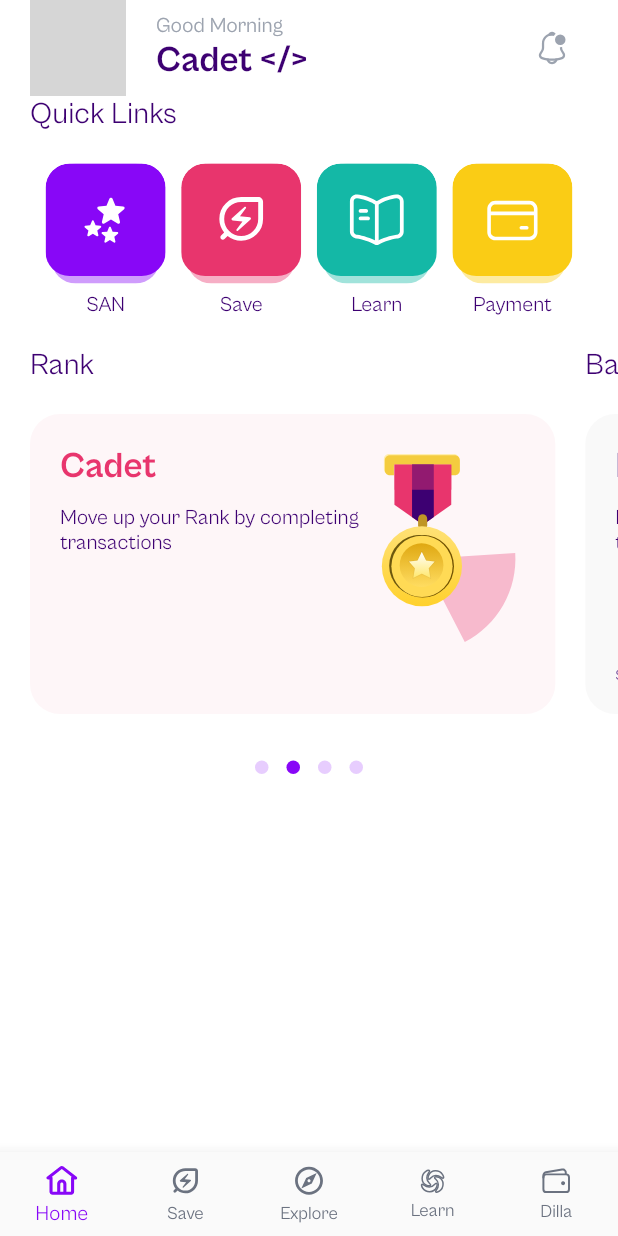
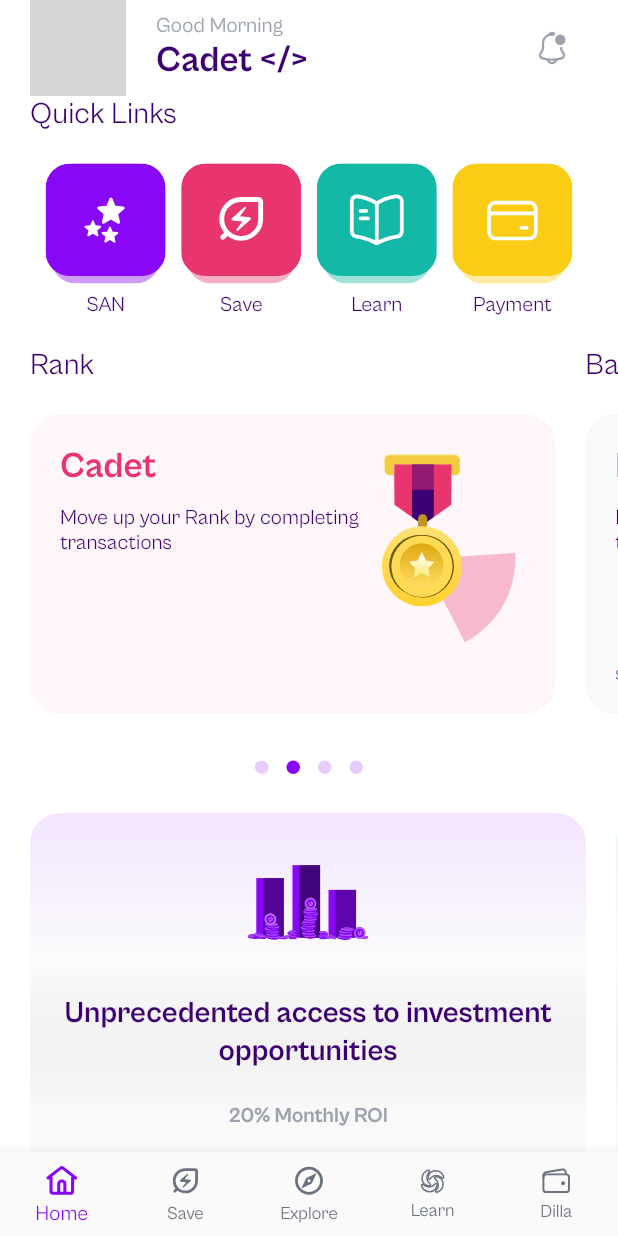
Before and after one commit to faithomotoso/stackivy_ardilla, a Flutter app: the Dashboard screen opened by its route, on a phone screen of 412 x 824 dp. Run offline on Flutter 3.47's test engine with Material 2 defaults, Android fonts, the phone set to English and light mode, and no system bars; drawn by our look-alikes of dots_indicator, flutter_slider_drawer; our stand-ins replace cached_network_image, email_validator, flutter_svg, visibility_detector; missing offline and left inert: open_mail_app; accounts and stored records are empty; network calls fail; grey boxes are pictures that could not be loaded.

Commit message:
Added investment section

```diff
--- a/lib/ui/pages/dashboard/dashboard.dart
+++ b/lib/ui/pages/dashboard/dashboard.dart
@@ -8,6 +8,7 @@ import 'package:stackivy_ardilla/ui/utils/utils.dart';
 import 'package:stackivy_ardilla/ui/widgets/dashboard_header.dart';
 import 'package:stackivy_ardilla/ui/widgets/drawer.dart';
 import 'package:stackivy_ardilla/ui/widgets/extra_features_section.dart';
+import 'package:stackivy_ardilla/ui/widgets/investment_section.dart';
 import 'package:stackivy_ardilla/ui/widgets/quick_links_section.dart';
 
 class Dashboard extends StatefulWidget {
@@ -105,7 +106,9 @@ class _DashboardState extends State<Dashboard> {
                       SizedBox(
                         height: 20,
                       ),
-                      ExtraFeaturesSection()
+                      ExtraFeaturesSection(),
+                      SizedBox(height: 20,),
+                      InvestmentSection()
                     ],
                   ))
                 ],
--- a/lib/ui/utils/colors.dart
+++ b/lib/ui/utils/colors.dart
@@ -16,4 +16,7 @@ class AppColors {
   static const Color cF9F9F9 = Color(0xFFF9F9F9);
   static const Color cF0F0FF = Color(0xFFF0F0FF);
   static const Color c8E15F8 = Color(0xFF8E15F8);
+  static const Color cD9D9D9 = Color(0xFFD9D9D9);
+  static const Color c10B981 = Color(0xFF10B981);
+  static const Color cE6356D = Color(0xFFE6356D);
 }
--- /dev/null
+++ b/lib/ui/widgets/investment_section.dart
@@ -0,0 +1,68 @@
+import 'package:flutter/material.dart';
+import 'package:stackivy_ardilla/ui/utils/colors.dart';
+import 'package:stackivy_ardilla/ui/utils/utils.dart';
+import 'package:stackivy_ardilla/ui/widgets/investment_section_item.dart';
+
+class InvestmentSection extends StatefulWidget {
+  const InvestmentSection({Key? key}) : super(key: key);
+
+  @override
+  State<InvestmentSection> createState() => _InvestmentSectionState();
+}
+
+class _InvestmentSectionState extends State<InvestmentSection> {
+  final List<Widget> items = [
+    InvestmentSectionItem(
+        investmentTitle: "Unprecedented access to investment opportunities",
+        investmentSubtitle: "20% Monthly ROI",
+        buttonText: "Start Investing",
+        svgIconPath: getFullSvgPath(iconName: "investment_opp.svg"),
+        onTap: () {},
+        gradientColors: [
+          AppColors.primary.withOpacity(0.1),
+          AppColors.cD9D9D9.withOpacity(0.1),
+          AppColors.cF9F9F9,
+          AppColors.cF9F9F9,
+        ]),
+    InvestmentSectionItem(
+        investmentTitle: "Build your savings the right way",
+        investmentSubtitle: "12% Annual ROI",
+        buttonText: "Start Investing",
+        svgIconPath: getFullSvgPath(iconName: "saving_money.svg"),
+        onTap: () {},
+        gradientColors: [
+          AppColors.c10B981.withOpacity(0.1),
+          AppColors.cD9D9D9.withOpacity(0.1),
+          AppColors.cF9F9F9,
+          AppColors.cF9F9F9,
+        ]),
+    InvestmentSectionItem(
+        investmentTitle: "Insurance policies you can trust",
+        investmentSubtitle: "12% Annual ROI",
+        buttonText: "Make your first claim",
+        svgIconPath: getFullSvgPath(iconName: "shield.svg"),
+        onTap: () {},
+        gradientColors: [
+          AppColors.cE6356D.withOpacity(0.1),
+          AppColors.cD9D9D9.withOpacity(0.1),
+          AppColors.cF9F9F9,
+          AppColors.cF9F9F9,
+        ]),
+  ];
+
+  @override
+  Widget build(BuildContext context) {
+    return SizedBox(
+      height: 300,
+      child: ListView.separated(
+        scrollDirection: Axis.horizontal,
+        itemCount: items.length,
+        padding: const EdgeInsets.symmetric(horizontal: 20.0),
+        separatorBuilder: (ctx, index) => const SizedBox(
+          width: 20,
+        ),
+        itemBuilder: (ctx, index) => items.elementAt(index),
+      ),
+    );
+  }
+}
--- /dev/null
+++ b/lib/ui/widgets/investment_section_item.dart
@@ -0,0 +1,85 @@
+import 'package:flutter/cupertino.dart';
+import 'package:flutter/material.dart';
+import 'package:flutter_svg/flutter_svg.dart';
+import 'package:stackivy_ardilla/ui/utils/colors.dart';
+
+class InvestmentSectionItem extends StatelessWidget {
+  final String investmentTitle;
+  final String investmentSubtitle;
+  final String buttonText;
+  final String svgIconPath;
+  final VoidCallback onTap;
+  final List<Color> gradientColors;
+
+  const InvestmentSectionItem(
+      {required this.investmentTitle,
+      required this.investmentSubtitle,
+      required this.buttonText,
+      required this.svgIconPath,
+      required this.onTap,
+      required this.gradientColors,
+      Key? key})
+      : super(key: key);
+
+  @override
+  Widget build(BuildContext context) {
+    return Container(
+      width: MediaQuery.of(context).size.width * 0.9,
+      decoration: BoxDecoration(
+          gradient: LinearGradient(
+            colors: gradientColors,
+            begin: Alignment.topCenter,
+            end: Alignment.bottomCenter,
+          ),
+          borderRadius: BorderRadius.circular(20)),
+      padding: const EdgeInsets.all(20),
+      child: Column(
+        // mainAxisSize: MainAxisSize.min,
+        mainAxisAlignment: MainAxisAlignment.spaceBetween,
+        children: [
+          SvgPicture.asset(
+            svgIconPath,
+            height: 80,
+            width: 80,
+          ),
+          const SizedBox(
+            height: 5,
+          ),
+          Text(
+            investmentTitle,
+            style: Theme.of(context).textTheme.headline6!.copyWith(
+                color: AppColors.c3D0072, fontWeight: FontWeight.bold),
+            textAlign: TextAlign.center,
+          ),
+          const SizedBox(
+            height: 5,
+          ),
+          Text(
+            investmentSubtitle,
+            style: const TextStyle(
+                color: AppColors.c9CA3AF, fontWeight: FontWeight.bold),
+            textAlign: TextAlign.center,
+          ),
+          const SizedBox(
+            height: 6,
+          ),
+          TextButton(
+              onPressed: onTap,
+              style: TextButton.styleFrom(
+                foregroundColor: AppColors.c8E15F8,
+              ),
+              child: Row(
+                mainAxisSize: MainAxisSize.min,
+                children: [
+                  Text(buttonText),
+                  const SizedBox(
+                    width: 10,
+                  ),
+                  const Icon(CupertinoIcons.arrow_right)
+                ],
+              ))
+        ],
+      ),
+    );
+  }
+}
```
Also changed, not shown: assets/svgs/investment_opp.svg (added), assets/svgs/saving_money.svg (added), assets/svgs/shield.svg (added).
